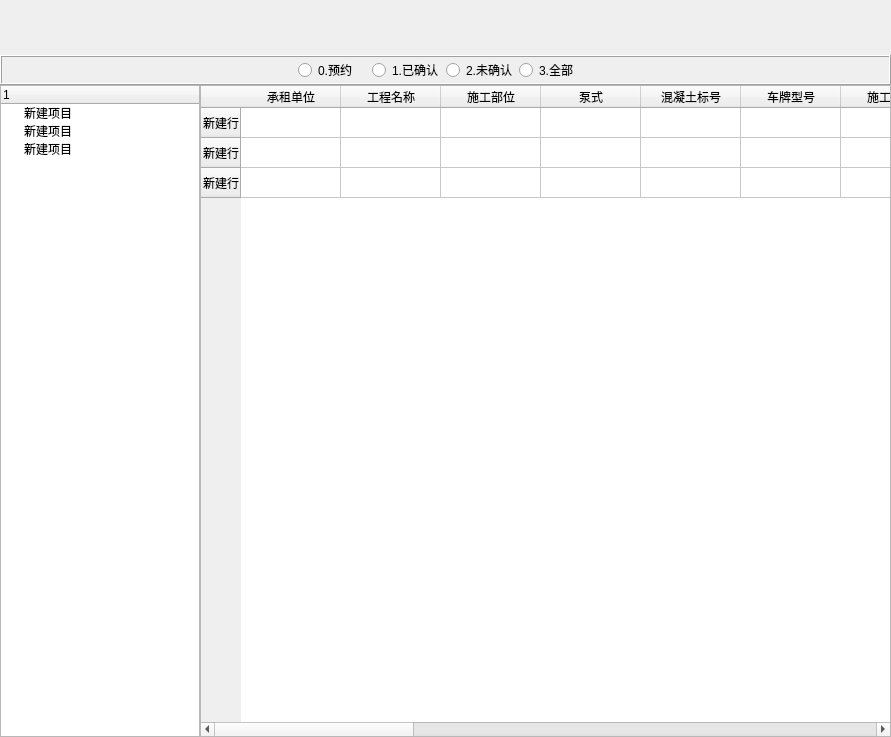
First picture: the form in ui/first_level/rentaldocumentwidget.ui, repository longcp/CarRentalManagement, before the edit.
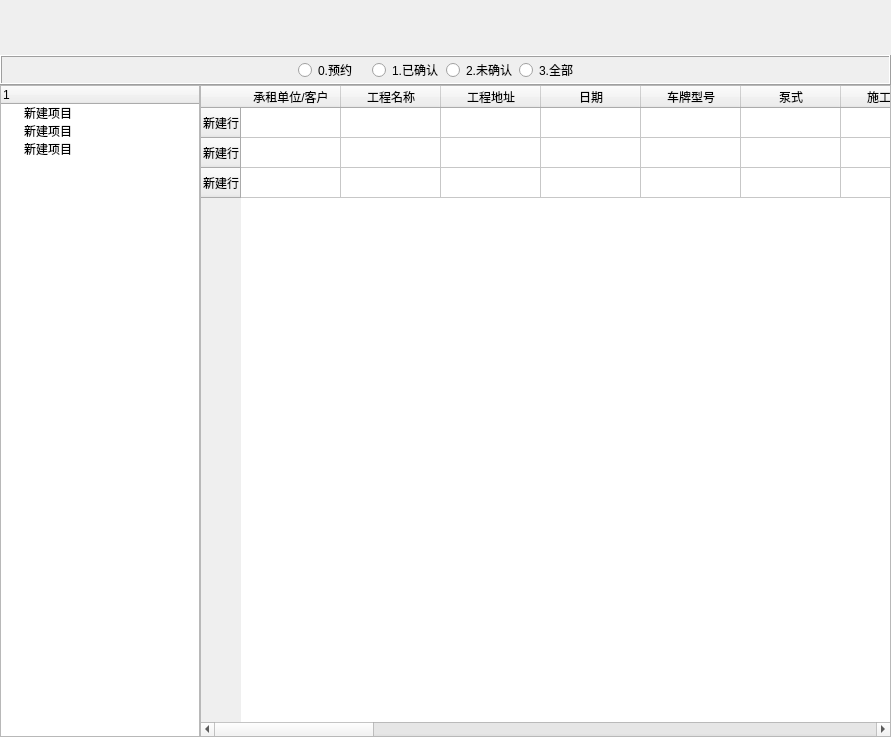
Second picture: the form after the edit.

Commit message: 添加泵送签证单界面

```diff
--- a/ui/first_level/rentaldocumentwidget.ui
+++ b/ui/first_level/rentaldocumentwidget.ui
@@ -229,7 +229,7 @@
         </row>
         <column>
          <property name="text">
-          <string>承租单位</string>
+          <string>承租单位/客户</string>
          </property>
         </column>
         <column>
@@ -239,7 +239,17 @@
         </column>
         <column>
          <property name="text">
-          <string>施工部位</string>
+          <string>工程地址</string>
+         </property>
+        </column>
+        <column>
+         <property name="text">
+          <string>日期</string>
+         </property>
+        </column>
+        <column>
+         <property name="text">
+          <string>车牌型号</string>
          </property>
         </column>
         <column>
@@ -247,6 +257,11 @@
           <string>泵式</string>
          </property>
         </column>
+        <column>
+         <property name="text">
+          <string>施工部位</string>
+         </property>
+        </column>
         <column>
          <property name="text">
           <string>混凝土标号</string>
@@ -254,12 +269,12 @@
         </column>
         <column>
          <property name="text">
-          <string>车牌型号</string>
+          <string>开工燃油</string>
          </property>
         </column>
         <column>
          <property name="text">
-          <string>施工日期</string>
+          <string>收工燃油</string>
          </property>
         </column>
         <column>
@@ -284,12 +299,17 @@
         </column>
         <column>
          <property name="text">
-          <string>新建列</string>
+          <string>方量单价(元)</string>
          </property>
         </column>
         <column>
          <property name="text">
-          <string>开工燃油</string>
+          <string>泵送台班数</string>
+         </property>
+        </column>
+        <column>
+         <property name="text">
+          <string>台班单价(元)</string>
          </property>
         </column>
         <column>
@@ -322,6 +342,11 @@
           <string>当班司机3</string>
          </property>
         </column>
+        <column>
+         <property name="text">
+          <string>签单号</string>
+         </property>
+        </column>
         <column>
          <property name="text">
           <string>备注</string>
```
The commit also changes 6 other files.
